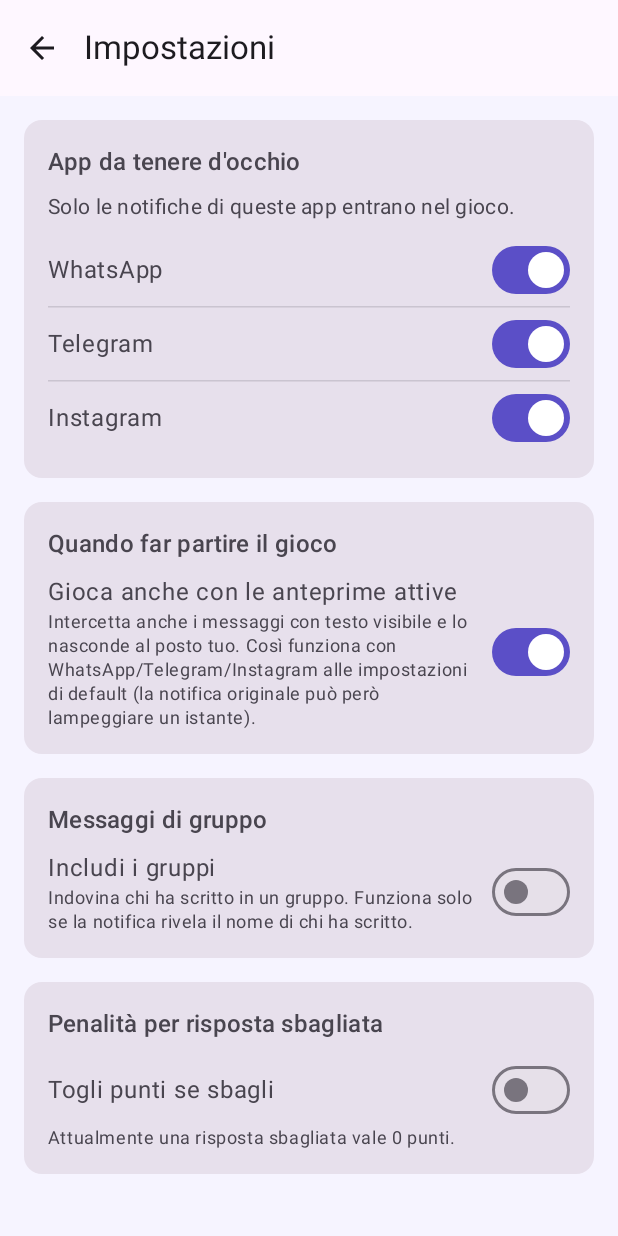
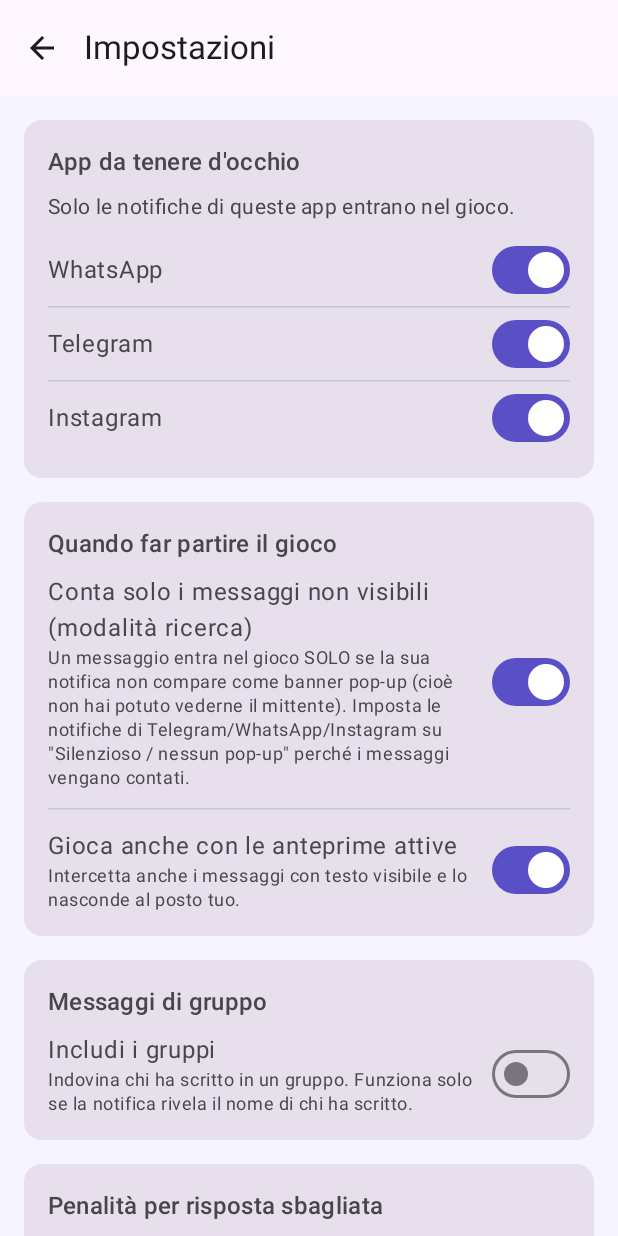
Before and after one commit to riccardoboscariol/bubblemindgame, an Android app built with Jetpack Compose: the SettingsScreen screen opened through its navigation route, on a phone screen of 412 x 824 dp. Run offline under Robolectric (Android 15) with nearby library versions, the phone set to English and light mode, and no system bars; our stand-ins replace Room's generated code.

Commit message:
Add research mode: only count messages whose notification wasn't visible
- New onlyWhenNotVisible setting (default on): a message becomes a round only if
  its notification would NOT show as a heads-up banner, checked via
  Ranking.getImportance() (< IMPORTANCE_HIGH). The user sets the messaging app to
  "silent/no pop-up" so only genuinely-hidden messages count — methodologically
  clean and it kills the sender leak from the heads-up flash.
- Settings screen exposes it as the primary "when to play" toggle.
- MainActivity now requests POST_NOTIFICATIONS at first launch via the system
  dialog, so the blind notification actually appears (was silently dropped when
  the permission was never granted, common on Xiaomi/HyperOS).

Co-Authored-By: Claude Opus 4.8 <noreply@anthropic.com>
Claude-Session: https://claude.ai/code/session_01SdqKhrAHcrCZbXsm4biP1s

```diff
--- a/ChiSara/app/src/main/java/com/chisara/app/MainActivity.kt
+++ b/ChiSara/app/src/main/java/com/chisara/app/MainActivity.kt
@@ -1,18 +1,24 @@
 package com.chisara.app
 
+import android.Manifest
 import android.content.Intent
+import android.os.Build
 import android.os.Bundle
 import androidx.activity.ComponentActivity
+import androidx.activity.compose.rememberLauncherForActivityResult
 import androidx.activity.compose.setContent
 import androidx.activity.enableEdgeToEdge
+import androidx.activity.result.contract.ActivityResultContracts
 import androidx.compose.runtime.LaunchedEffect
 import androidx.compose.runtime.getValue
 import androidx.compose.runtime.mutableStateOf
 import androidx.compose.runtime.remember
 import androidx.compose.runtime.setValue
+import androidx.compose.ui.platform.LocalContext
 import androidx.lifecycle.compose.collectAsStateWithLifecycle
 import androidx.lifecycle.viewmodel.compose.viewModel
 import androidx.navigation.compose.rememberNavController
+import com.chisara.app.permissions.PermissionUtils
 import com.chisara.app.ui.nav.ChiSaraNavHost
 import com.chisara.app.ui.nav.Routes
 import com.chisara.app.ui.theme.ChiSaraTheme
@@ -33,9 +39,23 @@ class MainActivity : ComponentActivity() {
                 val vm: GameViewModel = viewModel()
                 val navController = rememberNavController()
                 val permissions by vm.permissions.collectAsStateWithLifecycle()
+                val context = LocalContext.current
 
-                // Re-check special-access permissions every time we resume from Settings.
-                LaunchedEffect(Unit) { vm.refreshPermissions() }
+                // Ask for POST_NOTIFICATIONS (Android 13+) with the system dialog so our
+                // blind notifications can actually appear, instead of forcing the user to
+                // hunt for the toggle in Settings.
+                val postNotifLauncher = rememberLauncherForActivityResult(
+                    ActivityResultContracts.RequestPermission()
+                ) { vm.refreshPermissions() }
+
+                LaunchedEffect(Unit) {
+                    vm.refreshPermissions()
+                    if (Build.VERSION.SDK_INT >= Build.VERSION_CODES.TIRAMISU &&
+                        !PermissionUtils.hasPostNotifications(context)
+                    ) {
+                        postNotifLauncher.launch(Manifest.permission.POST_NOTIFICATIONS)
+                    }
+                }
 
                 val startDestination = remember(permissions.allGranted) {
                     if (permissions.allGranted) Routes.HOME else Routes.ONBOARDING
--- a/ChiSara/app/src/main/java/com/chisara/app/data/settings/AppSettings.kt
+++ b/ChiSara/app/src/main/java/com/chisara/app/data/settings/AppSettings.kt
@@ -22,7 +22,15 @@ data class AppSettings(
      * makes the game trigger on all three apps with their default settings. The trade-off
      * is that the original notification may flash as a heads-up before we replace it.
      */
-    val playWithPreviewOn: Boolean = true
+    val playWithPreviewOn: Boolean = true,
+    /**
+     * Research/strict mode. When true, a message only becomes a guessing round if its
+     * notification would NOT be shown as a heads-up banner (channel importance below
+     * HIGH) — i.e. the user could not have seen the sender pop up. Guarantees the game
+     * only counts messages that were genuinely hidden. Requires the user to set the
+     * messaging app's notifications to "silent / no pop-up".
+     */
+    val onlyWhenNotVisible: Boolean = true
 ) {
     /** Turns these settings into the pure [Scoring.Config] used by the scorer. */
     fun toScoringConfig(): Scoring.Config =
--- a/ChiSara/app/src/main/java/com/chisara/app/ui/settings/SettingsScreen.kt
+++ b/ChiSara/app/src/main/java/com/chisara/app/ui/settings/SettingsScreen.kt
@@ -95,15 +95,40 @@ fun SettingsScreen(
                     horizontalArrangement = Arrangement.SpaceBetween
                 ) {
                     Column(Modifier.weight(1f)) {
+                        Text("Conta solo i messaggi non visibili (modalità ricerca)")
+                        Text(
+                            if (settings.onlyWhenNotVisible)
+                                "Un messaggio entra nel gioco SOLO se la sua notifica non compare come " +
+                                    "banner pop-up (cioè non hai potuto vederne il mittente). Imposta le " +
+                                    "notifiche di Telegram/WhatsApp/Instagram su \"Silenzioso / nessun pop-up\" " +
+                                    "perché i messaggi vengano contati."
+                            else
+                                "Conta i messaggi anche se la notifica compare come banner (meno rigoroso).",
+                            style = MaterialTheme.typography.bodySmall,
+                            color = MaterialTheme.colorScheme.onSurfaceVariant
+                        )
+                    }
+                    Spacer(Modifier.size(12.dp))
+                    Switch(
+                        checked = settings.onlyWhenNotVisible,
+                        onCheckedChange = { viewModel.setOnlyWhenNotVisible(it) }
+                    )
+                }
+
+                HorizontalDivider(Modifier.padding(vertical = 12.dp))
+
+                Row(
+                    modifier = Modifier.fillMaxWidth(),
+                    verticalAlignment = Alignment.CenterVertically,
+                    horizontalArrangement = Arrangement.SpaceBetween
+                ) {
+                    Column(Modifier.weight(1f)) {
                         Text("Gioca anche con le anteprime attive")
                         Text(
                             if (settings.playWithPreviewOn)
-                                "Intercetta anche i messaggi con testo visibile e lo nasconde al posto tuo. " +
-                                    "Così funziona con WhatsApp/Telegram/Instagram alle impostazioni di default " +
-                                    "(la notifica originale può però lampeggiare un istante)."
+                                "Intercetta anche i messaggi con testo visibile e lo nasconde al posto tuo."
                             else
-                                "Solo i messaggi già oscurati dall'app entrano nel gioco (più \"puro\", " +
-                                    "ma fa partire molti meno round).",
+                                "Solo i messaggi già oscurati dall'app entrano nel gioco.",
                             style = MaterialTheme.typography.bodySmall,
                             color = MaterialTheme.colorScheme.onSurfaceVariant
                         )
--- a/ChiSara/app/src/main/java/com/chisara/app/viewmodel/GameViewModel.kt
+++ b/ChiSara/app/src/main/java/com/chisara/app/viewmodel/GameViewModel.kt
@@ -154,4 +154,8 @@ class GameViewModel(application: Application) : AndroidViewModel(application) {
     fun setPlayWithPreviewOn(enabled: Boolean) {
         viewModelScope.launch { settingsRepository.setPlayWithPreviewOn(enabled) }
     }
+
+    fun setOnlyWhenNotVisible(enabled: Boolean) {
+        viewModelScope.launch { settingsRepository.setOnlyWhenNotVisible(enabled) }
+    }
 }
```
Also changed, not shown: ChiSara/app/src/main/java/com/chisara/app/data/settings/SettingsRepository.kt (+7 -1 lines), ChiSara/app/src/main/java/com/chisara/app/notification/ChiSaraNotificationListener.kt (+27 -0 lines), 1 other file.
